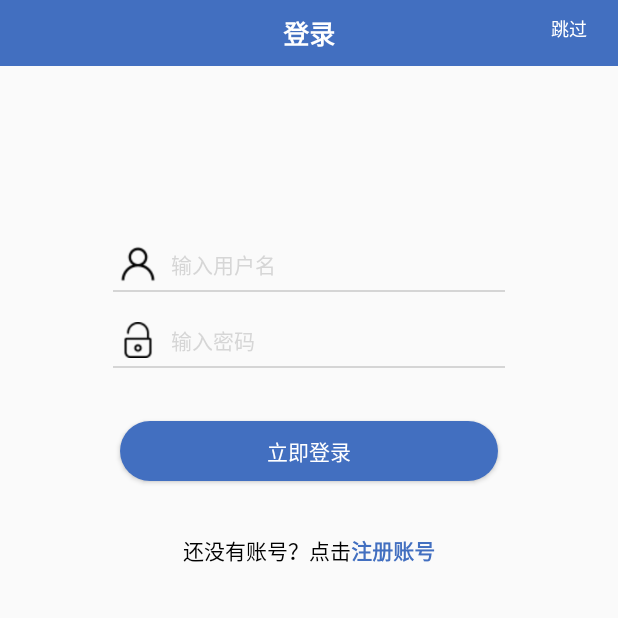
After one commit to ring15/MyGuide, an Android app: the LoginActivity screen opened directly, with no data from a screen before it, on a phone screen of 412 x 824 dp, the top half of it. The commit adds this screen. Run offline under Robolectric (Android 15) with nearby library versions, the phone set to English and light mode, and no system bars; our stand-ins replace RxJava; libraries missing offline, so code that uses them is left out: com.alibaba.fastjson.

Commit message:
增加启动页和登录界面

```diff
--- /dev/null
+++ b/app/src/main/java/com/ring/myguide/login/LoginContract.java
@@ -0,0 +1,28 @@
+package com.ring.myguide.login;
+
+import com.ring.myguide.base.BaseModel;
+import com.ring.myguide.base.BasePresenter;
+import com.ring.myguide.base.BaseView;
+import com.ring.myguide.base.CallbackListener;
+import com.ring.myguide.entity.User;
+
+/**
+ * Created by ring on 2019/11/19.
+ */
+public interface LoginContract {
+
+    interface Model extends BaseModel {
+        void requestLogin(String userName, String password, CallbackListener<User> listener);
+    }
+
+    interface View extends BaseView {
+        void loginSuccess(User user);
+
+        void loginFailed();
+    }
+
+    abstract class Presenter extends BasePresenter<View> {
+        public abstract void doLogin(String userName, String password);
+    }
+
+}
--- /dev/null
+++ b/app/src/main/java/com/ring/myguide/login/view/LoginActivity.java
@@ -0,0 +1,91 @@
+package com.ring.myguide.login.view;
+
+import android.content.Intent;
+import android.view.View;
+import android.widget.EditText;
+import android.widget.Toast;
+
+import com.ring.myguide.R;
+import com.ring.myguide.base.BaseActivity;
+import com.ring.myguide.entity.User;
+import com.ring.myguide.login.LoginContract;
+import com.ring.myguide.login.presenter.LoginPresenter;
+import com.ring.myguide.main.view.MainActivity;
+
+public class LoginActivity extends BaseActivity<LoginPresenter, LoginContract.View>
+        implements LoginContract.View {
+
+    //用户名
+    private EditText mUserNameEdit;
+    //密码
+    private EditText mPasswordEdit;
+
+    @Override
+    protected int getIdResource() {
+        return R.layout.activity_login;
+    }
+
+    @Override
+    protected LoginPresenter getPresenter() {
+        return new LoginPresenter();
+    }
+
+    @Override
+    protected void findView() {
+        mUserNameEdit = findViewById(R.id.et_username);
+        mPasswordEdit = findViewById(R.id.et_password);
+    }
+
+    @Override
+    protected void init() {
+
+    }
+
+    public void onClick(View view) {
+        switch (view.getId()) {
+            //登录按钮
+            case R.id.btn_login:
+                //获取用户名和密码
+                String username = mUserNameEdit.getText().toString().trim();
+                String password = mPasswordEdit.getText().toString().trim();
+                //登录
+                mPresenter.doLogin(username, password);
+                break;
+            case R.id.tv_goto_register:
+                //跳转到注册界面
+//                startActivity(new Intent(LoginActivity.this, ));
+                break;
+        }
+    }
+
+
+    /**
+     * 用户登录成功后进行的操作
+     *
+     * @param user
+     */
+    @Override
+    public void loginSuccess(User user) {
+        startActivity(new Intent(LoginActivity.this, MainActivity.class));
+        finish();
+    }
+
+    /**
+     * 用户登录失败后进行的操作
+     */
+    @Override
+    public void loginFailed() {
+        //清空输入栏的密码
+        mPasswordEdit.setText("");
+    }
+
+    @Override
+    public void showToast(int resId) {
+        Toast.makeText(this, resId, Toast.LENGTH_SHORT).show();
+    }
+
+    @Override
+    public void showToast(String toast) {
+        Toast.makeText(this, toast, Toast.LENGTH_SHORT).show();
+    }
+}
--- /dev/null
+++ b/app/src/main/res/drawable/bg_skip_gray.xml
@@ -0,0 +1,6 @@
+<?xml version="1.0" encoding="utf-8"?>
+<shape xmlns:android="http://schemas.android.com/apk/res/android">
+    <solid android:color="@color/gray"/>
+    <corners android:radius="180dp"/>
+
+</shape>
--- /dev/null
+++ b/app/src/main/res/drawable/btn_shape_red_normal.xml
@@ -0,0 +1,11 @@
+<?xml version="1.0" encoding="UTF-8"?>
+<shape
+    xmlns:android="http://schemas.android.com/apk/res/android"
+    android:shape="rectangle">
+    <!-- 填充的颜色 -->
+    <solid android:color="@color/colorPrimary" />
+    <!-- 设置按钮的四个角为弧形 -->
+    <!-- android:radius 弧形的半径 -->
+    <corners android:radius="20dip" />
+
+</shape>
--- /dev/null
+++ b/app/src/main/res/drawable/btn_shape_red_pressed.xml
@@ -0,0 +1,11 @@
+<?xml version="1.0" encoding="UTF-8"?>
+<shape
+    xmlns:android="http://schemas.android.com/apk/res/android"
+    android:shape="rectangle">
+    <!-- 填充的颜色 -->
+    <solid android:color="@color/colorPrimaryDark" />
+    <!-- 设置按钮的四个角为弧形 -->
+    <!-- android:radius 弧形的半径 -->
+    <corners android:radius="20dip" />
+
+</shape>
--- /dev/null
+++ b/app/src/main/res/drawable/btn_shape_red_selector.xml
@@ -0,0 +1,10 @@
+<?xml version="1.0" encoding="utf-8"?>
+<selector xmlns:android="http://schemas.android.com/apk/res/android">
+    <item
+        android:state_pressed="true"
+        android:drawable="@drawable/btn_shape_red_pressed"/>
+    <item
+        android:state_pressed="false"
+        android:drawable="@drawable/btn_shape_red_normal"/>
+
+</selector>
--- /dev/null
+++ b/app/src/main/res/layout/activity_login.xml
@@ -0,0 +1,159 @@
+<?xml version="1.0" encoding="utf-8"?>
+<LinearLayout xmlns:android="http://schemas.android.com/apk/res/android"
+    xmlns:app="http://schemas.android.com/apk/res-auto"
+    xmlns:tools="http://schemas.android.com/tools"
+    android:layout_width="match_parent"
+    android:layout_height="match_parent"
+    android:orientation="vertical"
+    tools:context=".login.view.LoginActivity">
+
+    <androidx.appcompat.widget.Toolbar
+        android:id="@+id/toolBar"
+        android:layout_width="match_parent"
+        android:layout_height="44dp"
+        android:background="?attr/colorPrimary"
+        app:contentInsetEnd="0dp"
+        app:contentInsetStart="0dp">
+
+        <TextView
+            android:id="@+id/tv_title"
+            android:layout_width="wrap_content"
+            android:layout_height="wrap_content"
+            android:layout_gravity="center"
+            android:text="@string/login_title"
+            android:textColor="@color/white"
+            android:textSize="17sp"
+            android:textStyle="bold" />
+
+
+        <TextView
+            android:id="@+id/btn_skip"
+            android:layout_width="wrap_content"
+            android:layout_height="match_parent"
+            android:layout_gravity="right"
+            android:layout_marginEnd="15dp"
+            android:paddingStart="5dp"
+            android:paddingTop="10dp"
+            android:paddingEnd="5dp"
+            android:paddingBottom="10dp"
+            android:text="@string/login_skip"
+            android:textColor="@color/white"
+            android:textSize="12sp" />
+
+    </androidx.appcompat.widget.Toolbar>
+
+
+
+    <LinearLayout
+        android:layout_width="match_parent"
+        android:layout_height="wrap_content"
+        android:layout_marginStart="80dp"
+        android:layout_marginTop="120dp"
+        android:layout_marginEnd="80dp"
+        android:orientation="horizontal">
+
+        <ImageView
+            android:layout_width="24dp"
+            android:layout_height="24dp"
+            android:layout_gravity="center_vertical"
+            android:src="@drawable/icon_user_gray" />
+
+        <EditText
+            android:id="@+id/et_username"
+            android:layout_width="match_parent"
+            android:layout_height="wrap_content"
+            android:layout_gravity="center_vertical"
+            android:layout_marginStart="10dp"
+            android:background="@null"
+            android:hint="@string/login_user_name"
+            android:textColor="@color/black"
+            android:textColorHint="@color/gray"
+            android:textSize="14sp" />
+
+    </LinearLayout>
+
+    <View
+        android:layout_width="match_parent"
+        android:layout_height="1dp"
+        android:layout_marginStart="75dp"
+        android:layout_marginTop="5dp"
+        android:layout_marginEnd="75dp"
+        android:background="@color/gray" />
+
+    <LinearLayout
+        android:layout_width="match_parent"
+        android:layout_height="wrap_content"
+        android:layout_marginStart="80dp"
+        android:layout_marginTop="20dp"
+        android:layout_marginEnd="80dp"
+        android:orientation="horizontal">
+
+        <ImageView
+            android:layout_width="24dp"
+            android:layout_height="24dp"
+            android:layout_gravity="center_vertical"
+            android:src="@drawable/icon_lock_gray" />
+
+        <EditText
+            android:id="@+id/et_password"
+            android:layout_width="match_parent"
+            android:layout_height="wrap_content"
+            android:layout_gravity="center_vertical"
+            android:layout_marginStart="10dp"
+            android:background="@null"
+            android:hint="@string/login_password"
+            android:inputType="textPassword"
+            android:textColor="@color/black"
+            android:textColorHint="@color/gray"
+            android:textSize="14sp" />
+
+    </LinearLayout>
+
+    <View
+        android:layout_width="match_parent"
+        android:layout_height="1dp"
+        android:layout_marginStart="75dp"
+        android:layout_marginTop="5dp"
+        android:layout_marginEnd="75dp"
+        android:background="@color/gray" />
+
+    <Button
+        android:id="@+id/btn_login"
+        android:layout_width="match_parent"
+        android:layout_height="40dp"
+        android:layout_marginStart="80dp"
+        android:layout_marginTop="35dp"
+        android:layout_marginEnd="80dp"
+        android:background="@drawable/btn_shape_red_selector"
+        android:onClick="onClick"
+        android:text="@string/login_text"
+        android:textColor="@color/white"
+        android:textSize="14sp" />
+
+    <LinearLayout
+        android:layout_width="match_parent"
+        android:layout_height="wrap_content"
+        android:layout_marginTop="35dp"
+        android:gravity="center"
+        android:orientation="horizontal">
+
+        <TextView
+            android:layout_width="wrap_content"
+            android:layout_height="wrap_content"
+            android:text="@string/login_goto_register_title"
+            android:textColor="@color/black"
+            android:textSize="14sp" />
+
+        <TextView
+            android:id="@+id/tv_goto_register"
+            android:layout_width="wrap_content"
+            android:layout_height="wrap_content"
+            android:onClick="onClick"
+            android:text="@string/login_goto_register"
+            android:textColor="@color/colorPrimary"
+            android:textSize="14sp"
+            android:textStyle="bold" />
+
+    </LinearLayout>
+
+</LinearLayout>
--- a/app/src/main/res/values/colors.xml
+++ b/app/src/main/res/values/colors.xml
@@ -7,4 +7,6 @@
     <color name="foreGroundDark">#cbcd07</color>
     <color name="white">#ffffff</color>
     <color name="red">#ff0000</color>
+    <color name="gray">#88b6b6b6</color>
+    <color name="black">#000000</color>
 </resources>
--- a/app/src/main/res/values/strings.xml
+++ b/app/src/main/res/values/strings.xml
@@ -5,6 +5,19 @@
     <string name="message">消息</string>
     <string name="me">我</string>
 
+    <string name="login_title">登录</string>
+    <string name="login_skip">跳过</string>
+    <string name="login_user_name">输入用户名</string>
+    <string name="login_password">输入密码</string>
+    <string name="login_text">立即登录</string>
+    <string name="login_goto_register_title">还没有账号？点击</string>
+    <string name="login_goto_register">注册账号</string>
+    <string name="login_manager">当前登录的账号为管理员账号</string>
+    <string name="login_username_not_null">用户名不能为空</string>
+    <string name="login_password_not_null">密码不能为空</string>
+
+    <string name="skip_splash">跳过</string>
+
     <string name="location">天津市</string>
 
     <!-- TODO: Remove or change this placeholder text -->
```
Also changed, not shown: app/src/main/AndroidManifest.xml (+6 -3 lines), app/src/main/java/com/ring/myguide/SplashActivity.java (added, +68 -0 lines), app/src/main/java/com/ring/myguide/login/model/LoginModel.java (added, +78 -0 lines), app/src/main/java/com/ring/myguide/login/presenter/LoginPresenter.java (added, +62 -0 lines), app/src/main/res/layout/activity_splash.xml (added, +36 -0 lines), app/src/main/res/drawable/icon_left_arrow.png (added), app/src/main/res/drawable/icon_lock.png (added), app/src/main/res/drawable/icon_lock_gray.png (added), app/src/main/res/drawable/icon_user.png (added), app/src/main/res/drawable/icon_user_gray.png (added).
